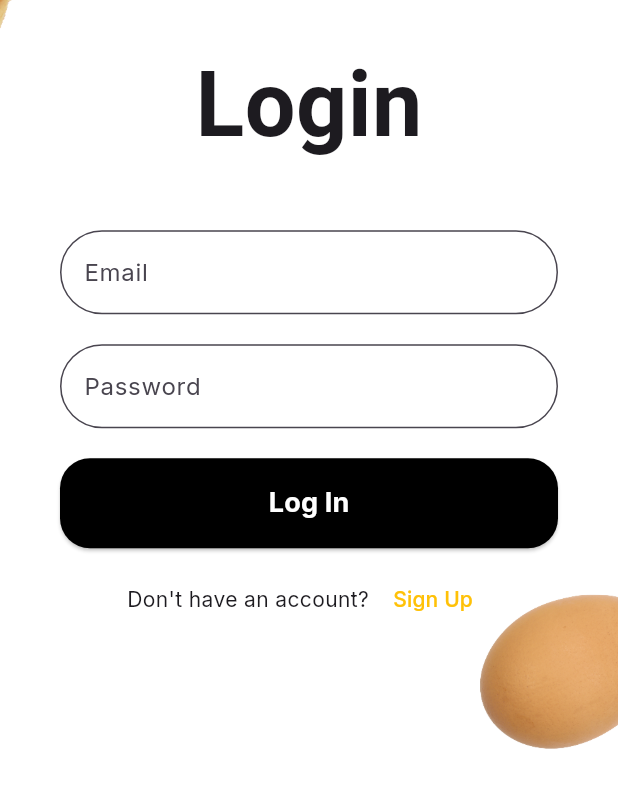
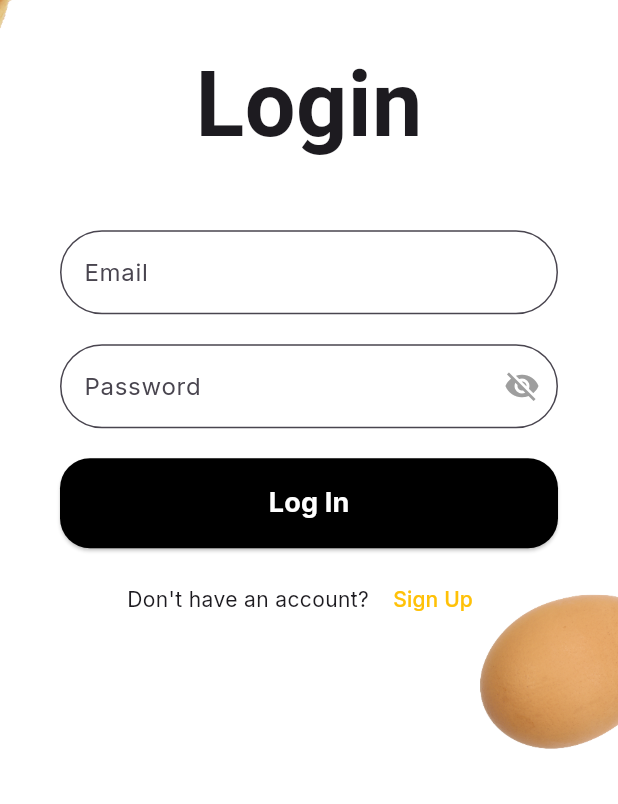
Before and after one commit to JiwooJiyof/penny_project, a Flutter app: the screen it shows after launch, on a phone screen of 412 x 824 dp, the part 432-1236 px from its top. Run offline on Flutter 3.47's test engine with Material 3 defaults, Android fonts, the phone set to English and light mode, and no system bars; our stand-ins replace google_fonts, location; Roboto replaces fonts that are missing (Phudu).

Commit message:
add see password thing

```diff
--- a/penny/lib/screens/login_page.dart
+++ b/penny/lib/screens/login_page.dart
@@ -15,6 +15,7 @@ class _LoginPageState extends State<LoginPage> {
   final TextEditingController _passwordController = TextEditingController();
   final GlobalKey<FormState> _formKey = GlobalKey<FormState>();
   String _errorMessage = ''; // To display error messages
+  bool _isPasswordVisible = false; // To toggle password visibility
 
   @override
   Widget build(BuildContext context) {
@@ -35,7 +36,7 @@ class _LoginPageState extends State<LoginPage> {
                   key: _formKey,
                   child: Column(
                     mainAxisAlignment: MainAxisAlignment.center,
-                   children: [
+                    children: [
                       Text(
                         'Penny',
                         style: GoogleFonts.phudu(
@@ -118,12 +119,23 @@ class _LoginPageState extends State<LoginPage> {
   Widget _buildPasswordField() {
     return TextFormField(
       controller: _passwordController,
-      obscureText: true,
+      obscureText: !_isPasswordVisible, // Toggle password visibility
       decoration: InputDecoration(
         labelText: 'Password',
         border: OutlineInputBorder(borderRadius: BorderRadius.circular(30)),
         filled: true,
         fillColor: Colors.white,
+        suffixIcon: GestureDetector(
+          onTap: () {
+            setState(() {
+              _isPasswordVisible = !_isPasswordVisible;
+            });
+          },
+          child: Icon(
+            _isPasswordVisible ? Icons.visibility : Icons.visibility_off,
+            color: Colors.grey,
+          ),
+        ),
       ),
       validator: (value) {
         if (value == null || value.isEmpty) {
```
